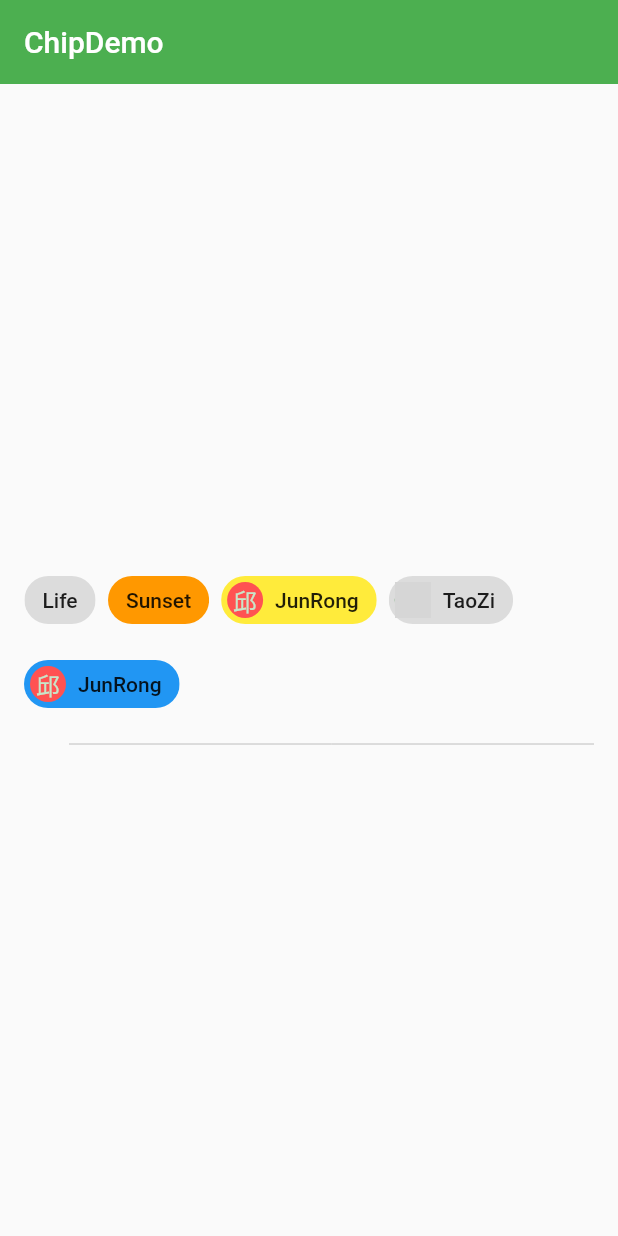
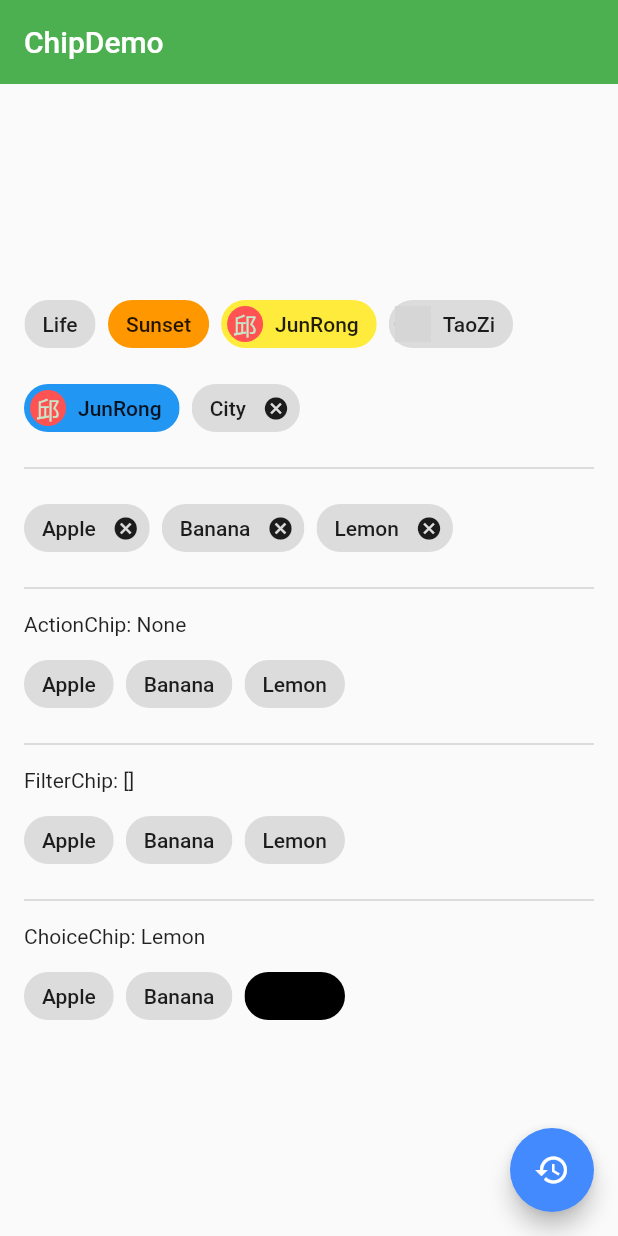
Before and after one commit to MrQiuHaHa/FlutterBase, a Flutter app: the ChipDemo screen opened directly, on a phone screen of 412 x 824 dp. Run offline on Flutter 3.47's test engine with Material 2 defaults, Android fonts, the phone set to English and light mode, and no system bars; network calls fail; grey boxes are pictures that could not be loaded.

Commit message:
各种chip小固件的各种场景的实用

```diff
--- a/lib/demo/chip_demo.dart
+++ b/lib/demo/chip_demo.dart
@@ -6,6 +6,19 @@ class ChipDemo extends StatefulWidget {
 }
 
 class _ChipDemoState extends State<ChipDemo> {
+
+  List<String> _tags = [
+    'Apple',
+    'Banana',
+    'Lemon'
+  ];
+
+  String _selectTag = 'None';
+
+  List<String> _selectList = [];
+
+  String _choice = 'Lemon';
+
   @override
   Widget build(BuildContext context) {
     return Scaffold(
@@ -25,12 +38,10 @@ class _ChipDemoState extends State<ChipDemo> {
                 Chip(
                   label: Text('Life'),
                 ),
-
                 Chip(
                   label: Text('Sunset'),
                   backgroundColor: Colors.orange,
                 ),
-
                 Chip(
                   label: Text('JunRong'),
                   backgroundColor: Colors.yellow,
@@ -39,7 +50,6 @@ class _ChipDemoState extends State<ChipDemo> {
                     child: Text('邱'),
                   ),
                 ),
-
                 Chip(
                   label: Text('TaoZi'),
                   avatar: CircleAvatar(
@@ -54,17 +64,126 @@ class _ChipDemoState extends State<ChipDemo> {
                     child: Text('邱'),
                   ),
                 ),
+                Chip(
+                  label: Text('City'),
+                  onDeleted: (){
+
+                  },
+                  // deleteIcon: Icon(Icons.delete),
+                  // deleteIconColor: Colors.redAccent,
+                  // deleteButtonTooltipMessage: 'Remove this tag',
+                ),
                 Divider(
                   color: Colors.grey[400],
                   height: 16,
-                  indent: 30,
-                )
+                  // indent: 30,
+                ),
+                Wrap(
+                  spacing: 8.0,
+                  children: _tags.map((tag){
+                    return Chip(
+                      label: Text(tag),
+                      onDeleted: () {
+                        setState(() {
+                          _tags.remove(tag);
+                        });
+                      },
+                    );
+                  }).toList(),
+                ),
+                Divider(
+                  color: Colors.grey[400],
+                  height: 16,
+                  // indent: 30,
+                ),
+                Container(
+                  width: double.infinity,
+                  child: Text('ActionChip: $_selectTag'),
+                ),
+                Wrap(
+                  spacing: 8.0,
+                  children: _tags.map((tag){
+                    return ActionChip(
+                      label: Text(tag),
+                      onPressed: () {
+                        setState(() {
+                          _selectTag = tag;
+                        });
+                      },
+                    );
+                  }).toList(),
+                ),
+                Divider(
+                  color: Colors.grey[400],
+                  height: 16,
+                  // indent: 30,
+                ),
+                Container(
+                  width: double.infinity,
+                  child: Text('FilterChip: ${_selectList.toString()}'),
+                ),
+                Wrap(
+                  spacing: 8.0,
+                  children: _tags.map((tag){
+                    return FilterChip(
+                      label: Text(tag),
+                      selected: _selectList.contains(tag),
+                      onSelected: (value) {
+                        setState(() {
+                          if (_selectList.contains(tag)) {
+                            _selectList.remove(tag);
+                          } else {
+                            _selectList.add(tag);
+                          }
+                        });
+                      },
+                    );
+                  }).toList(),
+                ),
+                Divider(
+                  color: Colors.grey[400],
+                  height: 16,
+                  // indent: 30,
+                ),
+                Container(
+                  width: double.infinity,
+                  child: Text('ChoiceChip: $_choice'),
+                ),
+                Wrap(
+                  spacing: 8.0,
+                  children: _tags.map((tag){
+                    return ChoiceChip(
+                      label: Text(tag),
+                      selectedColor: Colors.black,
+                      selected: _choice == tag,
+                      onSelected: (value) {
+                        setState(() {
+                          _choice = tag;
+                        });
+                      },
+                    );
+                  }).toList(),
+                ),
 
               ],
             )
           ],
         ),
       ),
+      floatingActionButton: FloatingActionButton(
+        child: Icon(Icons.restore),
+        onPressed: (){
+          setState(() {
+            _tags = [
+              'Apple',
+              'Banana',
+              'Lemon'
+            ];
+            _selectList = [];
+            _choice = 'Lemon';
+          });
+        }
+      ),
     );
   }
 }
```
